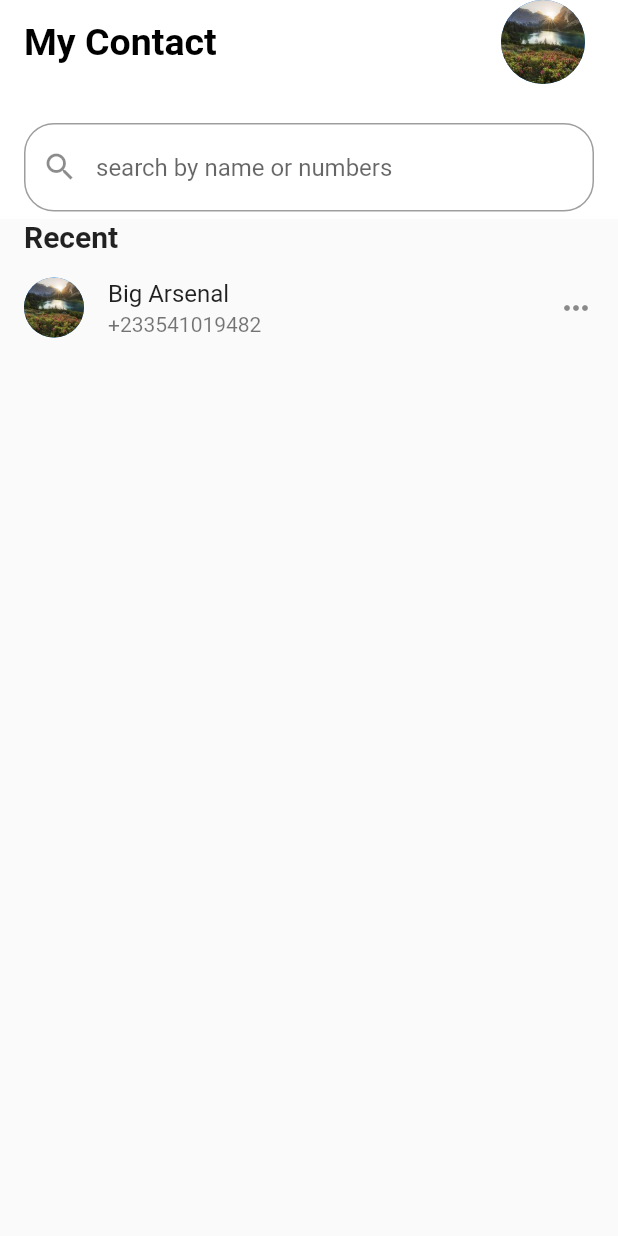
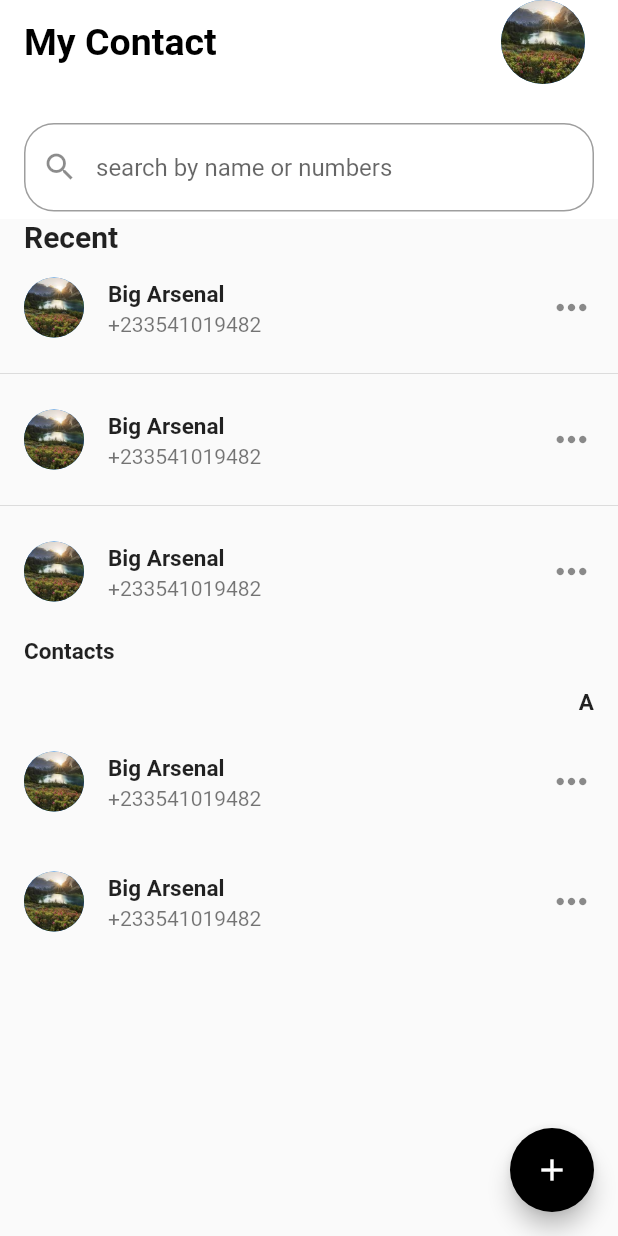
Before and after one commit to boafogod/contact_app, a Flutter app: the screen it shows after launch, on a phone screen of 412 x 824 dp. Run offline on Flutter 3.47's test engine with Material 2 defaults, Android fonts, the phone set to English and light mode, and no system bars.

Commit message:
no changes today

```diff
--- a/lib/home_page.dart
+++ b/lib/home_page.dart
@@ -1,3 +1,4 @@
+import 'package:contact_application/contact_view.dart';
 import 'package:flutter/material.dart';
 
 class HomePage extends StatelessWidget {
@@ -36,22 +37,63 @@ class HomePage extends StatelessWidget {
       ),
       body: SafeArea(
         child: ListView(
+          shrinkWrap: true,
           children: [
             Padding(
               padding: const EdgeInsets.only(left: 16),
               child: Text('Recent', style: TextStyle(fontSize: 20, fontWeight: FontWeight.w600),),
             ),
-            ListTile(
+ListView.separated(
+  shrinkWrap: true,
+  itemBuilder: (BuildContext context, int index){return
+ ListTile(
+   onTap: (){
+     Navigator.of(context).push(MaterialPageRoute(builder: (BuildContext context){
+       return ContactView();
+     }));
+   },
               leading: CircleAvatar(
                 backgroundImage: AssetImage('assets/nature.jpg'),
               ),
-              title: Text('Big Arsenal'),
+              title: Text('Big Arsenal', style: TextStyle(fontSize: 15.0, fontWeight: FontWeight.w600),),
               subtitle: Text('+233541019482'),
-              trailing: Icon(Icons.more_horiz),
-            )
+              trailing: Icon(Icons.more_horiz, size: 30,),
+            );},
+            separatorBuilder: (contex, index){
+              return const Divider();
+            },
+            itemCount: 3,
+            ),
+            const Padding(
+              padding: const EdgeInsets.symmetric(horizontal: 16, vertical: 8),
+              child: Text('Contacts', style: TextStyle(fontWeight: FontWeight.w600, fontSize: 15 ) ),
+            ),
+            const Padding(
+              padding: const EdgeInsets.symmetric(horizontal: 16, vertical: 8),
+              child: Text(
+                'A',
+                textAlign: TextAlign.right, style: TextStyle(fontWeight: FontWeight.w600, fontSize: 15 ) ),
+            ),
+            ListView.separated(
+              shrinkWrap: true,
+              itemBuilder: (context, index){
+              return const ListTile(
+              leading: CircleAvatar(
+                backgroundImage: AssetImage('assets/nature.jpg'),
+              ),
+              title: Text('Big Arsenal', style: TextStyle(fontSize: 15.0, fontWeight: FontWeight.w600),),
+              subtitle: Text('+233541019482'),
+              trailing: Icon(Icons.more_horiz, size: 30,),
+            );
+            }, separatorBuilder: (context, index){
+              return SizedBox(height: 8,);
+            }, itemCount: 2)
+
           ],
         ),
       ),
+      floatingActionButton: FloatingActionButton(child: Icon(Icons.add),onPressed: () {},
+      backgroundColor: Colors.black,),
     );
   }
 }
```
